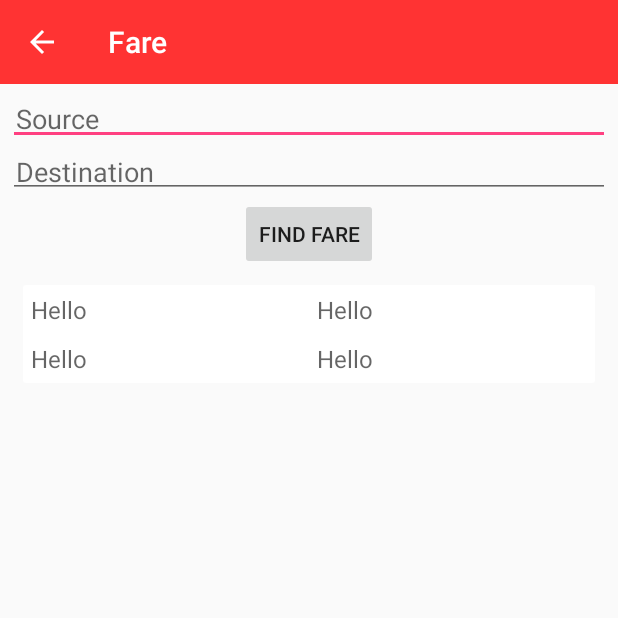
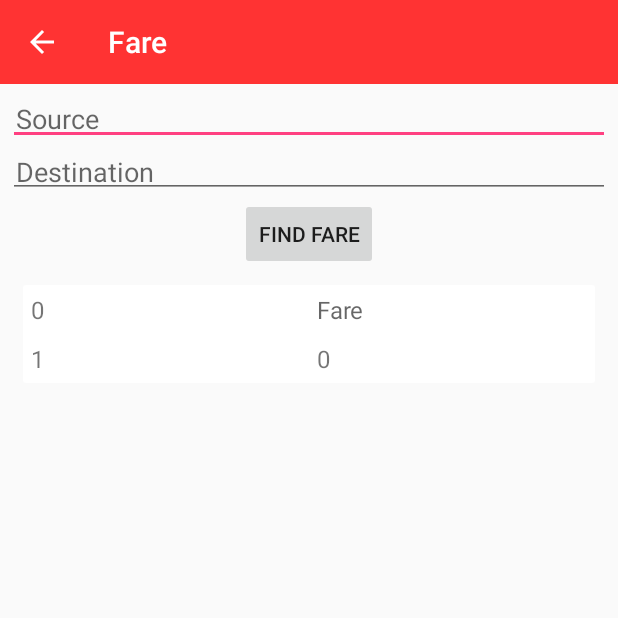
Before and after one commit to Sheshank-Srivastava/TrackInMetro, an Android app: the MainActivity screen opened directly, with no data from a screen before it, in the side drawer, after a tap on "Fare", on a phone screen of 412 x 824 dp, the top half of it. Run offline under Robolectric (Android 15) with nearby library versions, the phone set to English and light mode, and no system bars; 2 statements that could not run were skipped.

Commit message:
Data section need to correct

```diff
--- a/app/src/main/java/android/example/com/trackinmetro/activity/FareActivity.java
+++ b/app/src/main/java/android/example/com/trackinmetro/activity/FareActivity.java
@@ -1,32 +1,49 @@
 package android.example.com.trackinmetro.activity;
 
+import android.annotation.SuppressLint;
+import android.content.SharedPreferences;
 import android.example.com.trackinmetro.R;
+import android.example.com.trackinmetro.utilities.Constants;
 import android.support.v7.app.ActionBar;
 import android.support.v7.app.AppCompatActivity;
 import android.os.Bundle;
 import android.widget.ArrayAdapter;
 import android.widget.AutoCompleteTextView;
+import android.widget.TextView;
 
 import java.util.ArrayList;
 
 public class FareActivity extends AppCompatActivity {
     ActionBar actionBar;
-   ArrayList<String> mdata;
+    ArrayList<String> mdata;
     AutoCompleteTextView txtSource, txtDestination;
-
+    TextView txtFare,txtDuration,txtInterChange,txtTotalStation;
     @Override
     protected void onCreate(Bundle savedInstanceState) {
         super.onCreate(savedInstanceState);
         setContentView(R.layout.activity_fare);
-        mdata = new ArrayList<>(MainActivity.stationName);
+        mdata = new ArrayList<>(SplashActivity.stationName);
         actionBar = getSupportActionBar();
         txtSource = findViewById(R.id.txtFareSource);
         txtDestination = findViewById(R.id.txtFareDestination);
+        txtFare = findViewById(R.id.txtCostOfTravel);
+        txtDuration= findViewById(R.id.txtTimeOfTravel);
+        txtInterChange = findViewById(R.id.txtInterChangeLine);
+        txtTotalStation = findViewById(R.id.txtNoStation);
         intiComponent();
     }
 
+    @SuppressLint("SetTextI18n")
     private void intiComponent() {
         actionBar.setTitle("Fare");
+        SharedPreferences shared = getSharedPreferences(Constants.SHARED_PREF_DATA, MODE_PRIVATE);
+        txtSource.setText(SplashActivity.stationName.get(shared.getInt(Constants.SOURCE_STATION_CODE, -1)) + "");
+        txtDestination.setText(SplashActivity.stationName.get(shared.getInt(Constants.DESTINATION_STATION_CODE, -1)) + "");
+        getFare();
+        txtTotalStation.setText(""+shared.getInt(Constants.TOTAL_STATION,0));
+        txtInterChange.setText("1");
+        txtDuration.setText(""+shared.getInt(Constants.TRAVELLING_TIME,0));
+
         ArrayAdapter<String> adapter = new ArrayAdapter<String>(this, android.R.layout.select_dialog_singlechoice, mdata);
         //Find TextView control
 
@@ -38,4 +55,7 @@ public class FareActivity extends AppCompatActivity {
         //Set the adapter
         txtDestination.setAdapter(adapter);
     }
+
+    private void getFare() {
+    }
 }
--- a/app/src/main/java/android/example/com/trackinmetro/activity/FirstLastActivity.java
+++ b/app/src/main/java/android/example/com/trackinmetro/activity/FirstLastActivity.java
@@ -19,7 +19,7 @@ public class FirstLastActivity extends AppCompatActivity {
         setContentView(R.layout.activity_first_last);
         actionBar = getSupportActionBar();
         txtSource = findViewById(R.id.txtFirstLast);
-        mdata = new ArrayList<>(MainActivity.stationName);
+        mdata = new ArrayList<>(SplashActivity.stationName);
 
         intiComponent();
     }
--- a/app/src/main/java/android/example/com/trackinmetro/activity/MainActivity.java
+++ b/app/src/main/java/android/example/com/trackinmetro/activity/MainActivity.java
@@ -42,14 +42,13 @@ public class MainActivity extends AppCompatActivity implements NavigationView.On
     Toolbar toolbar;
     AutoCompleteTextView txtSource, txtDestination;
     Button butFindRoute;
-    public static ArrayList<String> stationName = new ArrayList<>();
     public static ArrayList<String> tempStationName;
     ArrayList<LastTripModel> mdata;
     int backPressedLook = Constants.EXIT_KEY;
     String sourceName, destination;
     RecyclerView recLastTrip;
     SharedPreferences sharedPreferences;
-
+    ArrayList<String> stationName = SplashActivity.stationName;
     @Override
     protected void onCreate(Bundle savedInstanceState) {
         super.onCreate(savedInstanceState);
@@ -63,15 +62,17 @@ public class MainActivity extends AppCompatActivity implements NavigationView.On
         butFindRoute = findViewById(R.id.butFindRoute);
         recLastTrip = findViewById(R.id.recRecentTrip);
         sharedPreferences = getSharedPreferences(Constants.SHARED_PREF_DATA,MODE_PRIVATE);
+        int sc =sharedPreferences.getInt(Constants.SOURCE_STATION_CODE,-1);
+        int des =sharedPreferences.getInt(Constants.DESTINATION_STATION_CODE,-1);
+        if (sc!=-1)
+            txtSource.setText(stationName.get(sc));
+        if (des!=-1)
+            txtDestination  .setText(stationName.get(des));
         initComponent();
 
     }
 
     private void initComponent() {
-        /**
-         * getList Of Station
-         */
-        getData();
 
         /**
          * ImageSwap View
@@ -226,35 +227,6 @@ public class MainActivity extends AppCompatActivity implements NavigationView.On
         return true;
     }
 
-    /**
-     * Function For Parsing the Json File
-     */
 
-    public void getData() {
-        String json = "";
-        try {
-            InputStream is = getAssets().open("metromapdata.json");
-            int size = is.available();
-            byte[] buffer = new byte[size];
-            is.read(buffer);
-            is.close();
-            stationName.clear();
-            json = new String(buffer, "UTF-8");
-            json = json.replace("\n", "");
-//            json = json.replace(" ", "");
-            JSONObject firstObject = new JSONObject(json);
-            JSONArray jsonArray = firstObject.getJSONArray("data");
-            for (int i = 0; i < jsonArray.length(); i++) {
-                JSONObject obj = jsonArray.getJSONObject(i);
-                stationName.add(obj.getString("name") + "");
-            }
-            Log.d("JsonData", stationName.size()+json + "======================");
-
-        } catch (IOException e) {
-            e.printStackTrace();
-        } catch (JSONException e) {
-            e.printStackTrace();
-        }
-    }
 
 }
--- a/app/src/main/java/android/example/com/trackinmetro/utilities/Constants.java
+++ b/app/src/main/java/android/example/com/trackinmetro/utilities/Constants.java
@@ -8,5 +8,6 @@ public class Constants {
     public static final String SOURCE_STATION_CODE = "sourceCode";
     public static final String DESTINATION_STATION_CODE = "destinationCode";
     public static final String TRAVELLING_TIME = "duration";
+    public static final String TOTAL_STATION = "noOfStation";
 
 }
--- a/app/src/main/res/layout/activity_fare.xml
+++ b/app/src/main/res/layout/activity_fare.xml
@@ -49,7 +49,7 @@
                         android:layout_width="0dp"
                         android:layout_height="wrap_content"
                         android:layout_weight="1"
-                        android:hint="Hello"
+                        android:hint="Duration"
                         android:textSize="@dimen/text_small"
                         android:padding="@dimen/small_padding"/>
                     <TextView
@@ -57,7 +57,7 @@
                         android:layout_width="0dp"
                         android:layout_height="wrap_content"
                         android:layout_weight="1"
-                        android:hint="Hello"
+                        android:hint="Fare"
                         android:textSize="@dimen/text_small"
                         android:padding="@dimen/small_padding"/>
                 </LinearLayout>
@@ -70,7 +70,7 @@
                         android:layout_width="0dp"
                         android:layout_height="wrap_content"
                         android:layout_weight="1"
-                        android:hint="Hello"
+                        android:hint="Inter-Change"
                         android:textSize="@dimen/text_small"
                         android:padding="@dimen/small_padding"/>
                     <TextView
@@ -78,7 +78,7 @@
                         android:layout_width="0dp"
                         android:layout_height="wrap_content"
                         android:layout_weight="1"
-                        android:hint="Hello"
+                        android:hint="Total Station"
                         android:textSize="@dimen/text_small"
                         android:padding="@dimen/small_padding"/>
                 </LinearLayout>
```
Also changed, not shown: app/src/main/java/android/example/com/trackinmetro/activity/LastTripsActivity.java (+25 -8 lines), app/src/main/java/android/example/com/trackinmetro/activity/SplashActivity.java (+47 -0 lines), app/src/main/java/android/example/com/trackinmetro/adapter/ListRouteAdapter.java (+29 -9 lines), app/src/main/assets/metromapdata.json.
